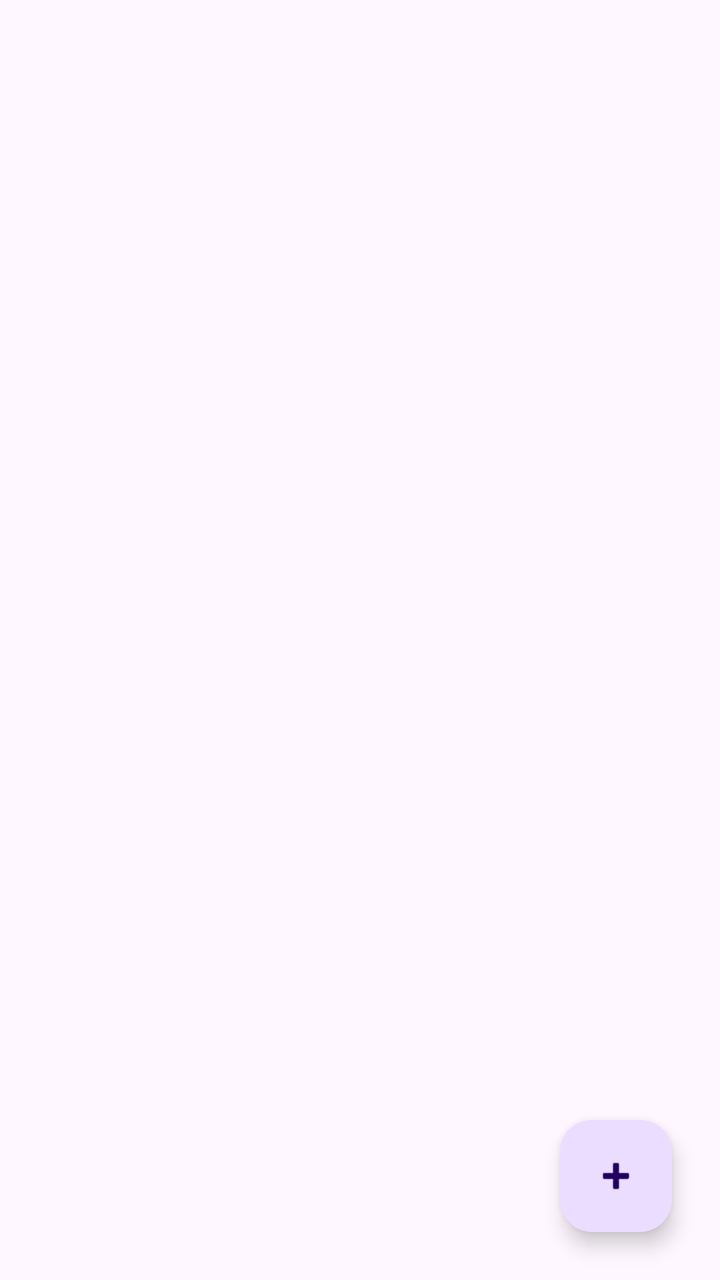
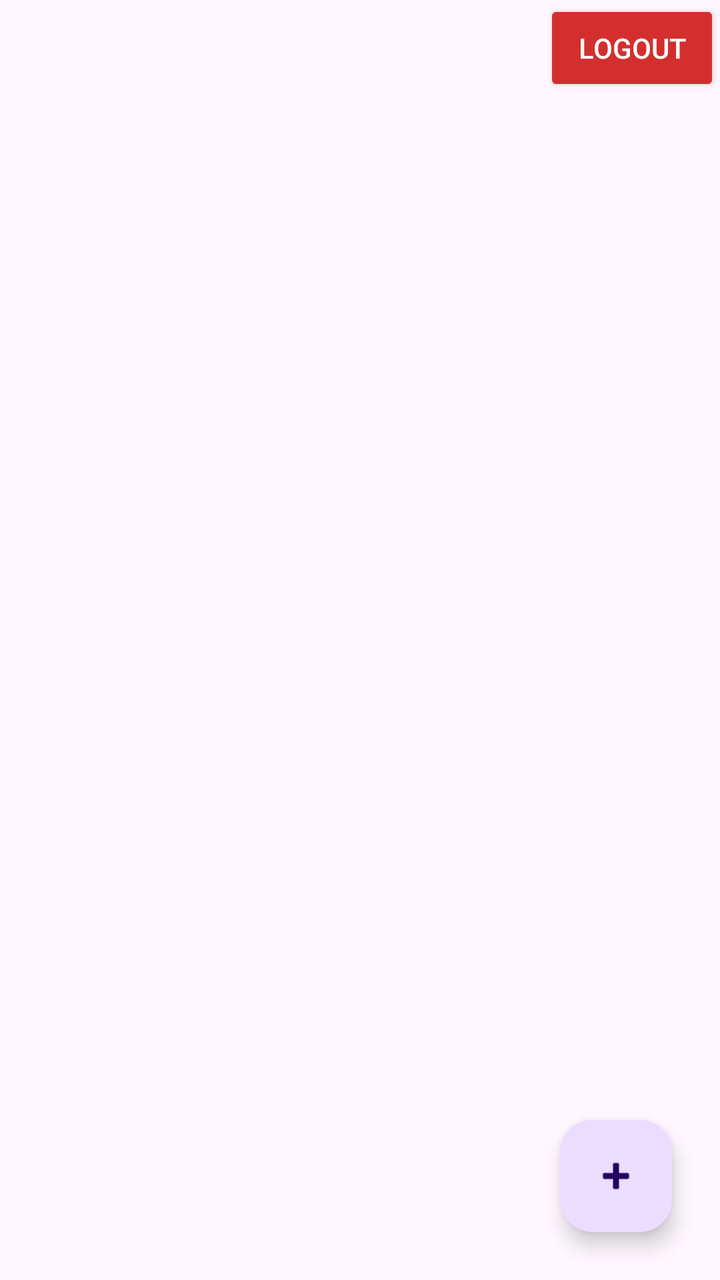

An Android layout rendered at two revisions. The XML below is the earlier revision; the diff shows what the commit changed to produce the second picture.
<!-- AndroidManifest.xml: application theme Theme.StudentApp -->
<!-- res/layout/activity_main.xml -->
<?xml version="1.0" encoding="utf-8"?>
<androidx.constraintlayout.widget.ConstraintLayout xmlns:android="http://schemas.android.com/apk/res/android"
    xmlns:app="http://schemas.android.com/apk/res-auto"
    android:layout_width="match_parent"
    android:layout_height="match_parent">

    <ListView
        android:id="@+id/listViewStudent"
        android:layout_width="0dp"
        android:layout_height="0dp"
        app:layout_constraintTop_toTopOf="parent"
        app:layout_constraintBottom_toBottomOf="parent"
        app:layout_constraintStart_toStartOf="parent"
        app:layout_constraintEnd_toEndOf="parent"/>

    <com.google.android.material.floatingactionbutton.FloatingActionButton
        android:id="@+id/fabAddStudent"
        android:layout_width="wrap_content"
        android:layout_height="wrap_content"
        android:layout_margin="24dp"
        android:contentDescription="Tambah Student"
        app:srcCompat="@android:drawable/ic_input_add"
        app:layout_constraintBottom_toBottomOf="parent"
        app:layout_constraintEnd_toEndOf="parent" />

</androidx.constraintlayout.widget.ConstraintLayout>
<!-- resources referenced by this layout -->
<resources>
  <style name="Theme.StudentApp" parent="Base.Theme.StudentApp" />
  <style name="Base.Theme.StudentApp" parent="Theme.Material3.DayNight.NoActionBar">
          
          
      </style>
</resources>

<!-- the commit's change to res/layout/activity_main.xml (unified diff, before → after) -->
@@ -4,15 +4,28 @@
     android:layout_width="match_parent"
     android:layout_height="match_parent">
 
+    <Button
+        android:id="@+id/btnLogout"
+        android:layout_width="wrap_content"
+        android:layout_height="wrap_content"
+        android:text="Logout"
+        android:backgroundTint="#D32F2F"
+        android:textColor="#FFFFFF"
+        app:layout_constraintTop_toTopOf="parent"
+        app:layout_constraintEnd_toEndOf="parent" />
+
+    
     <ListView
         android:id="@+id/listViewStudent"
         android:layout_width="0dp"
         android:layout_height="0dp"
-        app:layout_constraintTop_toTopOf="parent"
+        android:layout_marginTop="12dp"
+        app:layout_constraintTop_toBottomOf="@id/btnLogout"
         app:layout_constraintBottom_toBottomOf="parent"
         app:layout_constraintStart_toStartOf="parent"
         app:layout_constraintEnd_toEndOf="parent"/>
 
+    
     <com.google.android.material.floatingactionbutton.FloatingActionButton
         android:id="@+id/fabAddStudent"
         android:layout_width="wrap_content"
